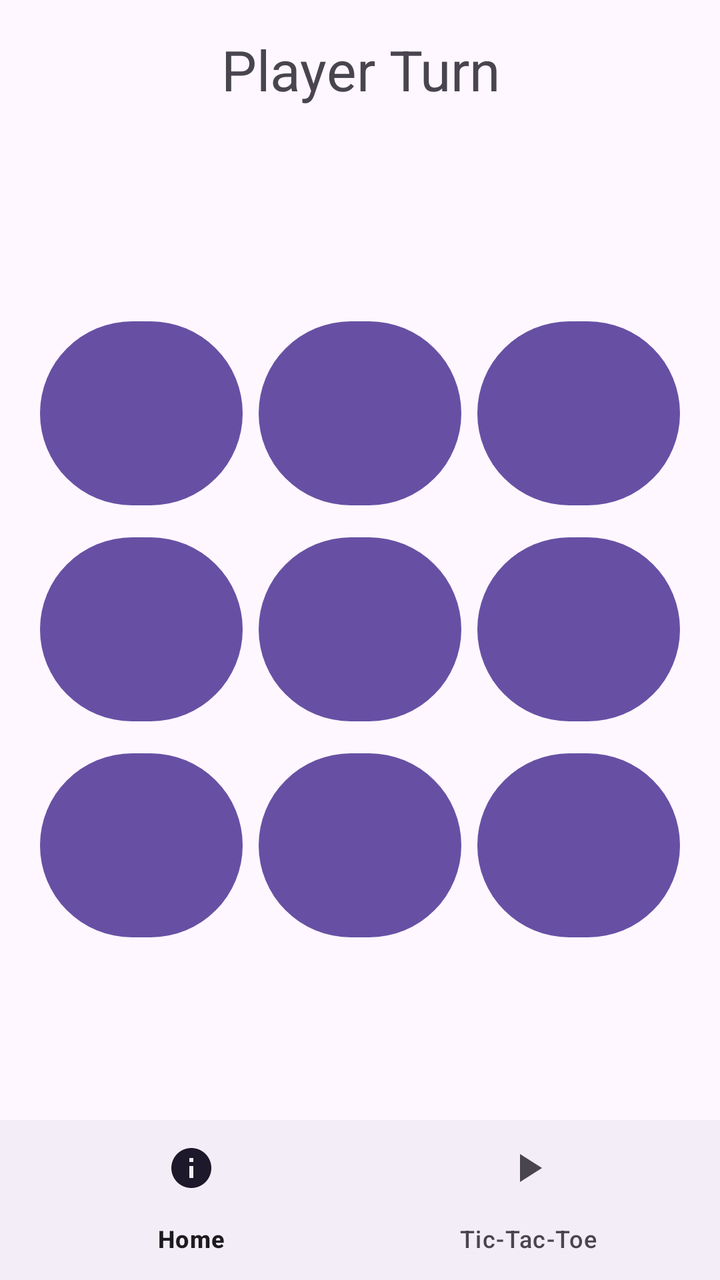
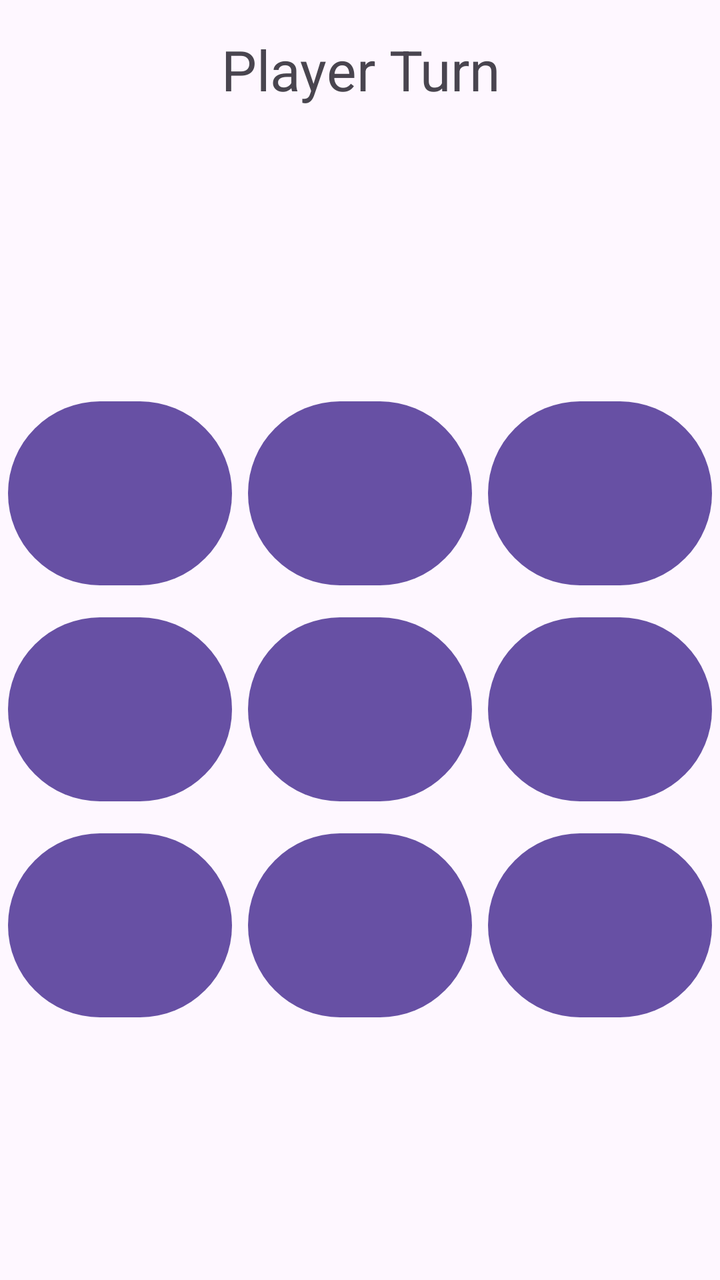

Compare the two renders of this Android layout. The source of the first and the diff that turns it into the second are given below.
<!-- AndroidManifest.xml: application theme Theme.SimpleApp5 -->
<!-- res/layout/tic_tac_toe.xml -->
<?xml version="1.0" encoding="utf-8"?>
<androidx.constraintlayout.widget.ConstraintLayout
    xmlns:android="http://schemas.android.com/apk/res/android"
    xmlns:app="http://schemas.android.com/apk/res-auto"
    xmlns:tools="http://schemas.android.com/tools"
    android:layout_width="match_parent"
    android:layout_height="match_parent">

    
    <LinearLayout
        android:id="@+id/contentLayout"
        android:layout_width="0dp"
        android:layout_height="wrap_content"
        android:gravity="center"
        android:orientation="vertical"
        android:padding="16dp"
        app:layout_constraintTop_toTopOf="parent"
        app:layout_constraintStart_toStartOf="parent"
        app:layout_constraintEnd_toEndOf="parent">

        <TextView
            android:id="@+id/textViewTitle"
            android:layout_width="wrap_content"
            android:layout_height="wrap_content"
            android:gravity="center"
            android:text="Player Turn"
            android:textSize="28sp" />

    </LinearLayout>

    
    <com.google.android.material.bottomnavigation.BottomNavigationView
        android:id="@+id/bottomNavigationView"
        android:layout_width="0dp"
        android:layout_height="wrap_content"
        app:layout_constraintBottom_toBottomOf="parent"
        app:layout_constraintStart_toStartOf="parent"
        app:layout_constraintEnd_toEndOf="parent"
        app:menu="@menu/bottom_nav_menu" />

    
    <TableLayout
        android:id="@+id/tableLayout"
        android:layout_width="0dp"
        android:layout_height="wrap_content"
        android:layout_margin="16dp"
        android:gravity="center"
        android:stretchColumns="*"
        app:layout_constraintTop_toBottomOf="@id/contentLayout"
        app:layout_constraintBottom_toTopOf="@id/bottomNavigationView"
        app:layout_constraintStart_toStartOf="parent"
        app:layout_constraintEnd_toEndOf="parent">

        <TableRow
            android:layout_width="match_parent"
            android:layout_height="wrap_content">

            <Button
                android:id="@+id/button1"
                android:layout_width="0dp"
                android:layout_height="100dp"
                android:layout_margin="4dp"
                android:layout_weight="1" />

            <Button
                android:id="@+id/button2"
                android:layout_width="0dp"
                android:layout_height="100dp"
                android:layout_margin="4dp"
                android:layout_weight="1" />

            <Button
                android:id="@+id/button3"
                android:layout_width="0dp"
                android:layout_height="100dp"
                android:layout_margin="4dp"
                android:layout_weight="1" />
        </TableRow>

        <TableRow
            android:layout_width="match_parent"
            android:layout_height="wrap_content">

            <Button
                android:id="@+id/button4"
                android:layout_width="0dp"
                android:layout_height="100dp"
                android:layout_margin="4dp"
                android:layout_weight="1" />

            <Button
                android:id="@+id/button5"
                android:layout_width="0dp"
                android:layout_height="100dp"
                android:layout_margin="4dp"
                android:layout_weight="1" />

            <Button
                android:id="@+id/button6"
                android:layout_width="0dp"
                android:layout_height="100dp"
                android:layout_margin="4dp"
                android:layout_weight="1" />
        </TableRow>

        <TableRow
            android:layout_width="match_parent"
            android:layout_height="wrap_content">

            <Button
                android:id="@+id/button7"
                android:layout_width="0dp"
                android:layout_height="100dp"
                android:layout_margin="4dp"
                android:layout_weight="1" />

            <Button
                android:id="@+id/button8"
                android:layout_width="0dp"
                android:layout_height="100dp"
                android:layout_margin="4dp"
                android:layout_weight="1" />

            <Button
                android:id="@+id/button9"
                android:layout_width="0dp"
                android:layout_height="100dp"
                android:layout_margin="4dp"
                android:layout_weight="1" />
        </TableRow>

    </TableLayout>

</androidx.constraintlayout.widget.ConstraintLayout>
<!-- resources referenced by this layout -->
<resources>
  <style name="Theme.SimpleApp5" parent="Base.Theme.SimpleApp5" />
  <style name="Base.Theme.SimpleApp5" parent="Theme.Material3.DayNight.NoActionBar">
          
          
      </style>
</resources>

<!-- the commit's change to res/layout/tic_tac_toe.xml (unified diff, before → after) -->
@@ -2,7 +2,7 @@
 <androidx.constraintlayout.widget.ConstraintLayout
     xmlns:android="http://schemas.android.com/apk/res/android"
     xmlns:app="http://schemas.android.com/apk/res-auto"
-    xmlns:tools="http://schemas.android.com/tools"
+    android:id="@+id/main"
     android:layout_width="match_parent"
     android:layout_height="match_parent">
 
@@ -29,16 +29,6 @@
     </LinearLayout>
 
     
-    <com.google.android.material.bottomnavigation.BottomNavigationView
-        android:id="@+id/bottomNavigationView"
-        android:layout_width="0dp"
-        android:layout_height="wrap_content"
-        app:layout_constraintBottom_toBottomOf="parent"
-        app:layout_constraintStart_toStartOf="parent"
-        app:layout_constraintEnd_toEndOf="parent"
-        app:menu="@menu/bottom_nav_menu" />
-
-    
     <TableLayout
         android:id="@+id/tableLayout"
         android:layout_width="0dp"
@@ -47,9 +37,7 @@
         android:gravity="center"
         android:stretchColumns="*"
         app:layout_constraintTop_toBottomOf="@id/contentLayout"
-        app:layout_constraintBottom_toTopOf="@id/bottomNavigationView"
-        app:layout_constraintStart_toStartOf="parent"
-        app:layout_constraintEnd_toEndOf="parent">
+        app:layout_constraintBottom_toBottomOf="parent">
 
         <TableRow
             android:layout_width="match_parent"
